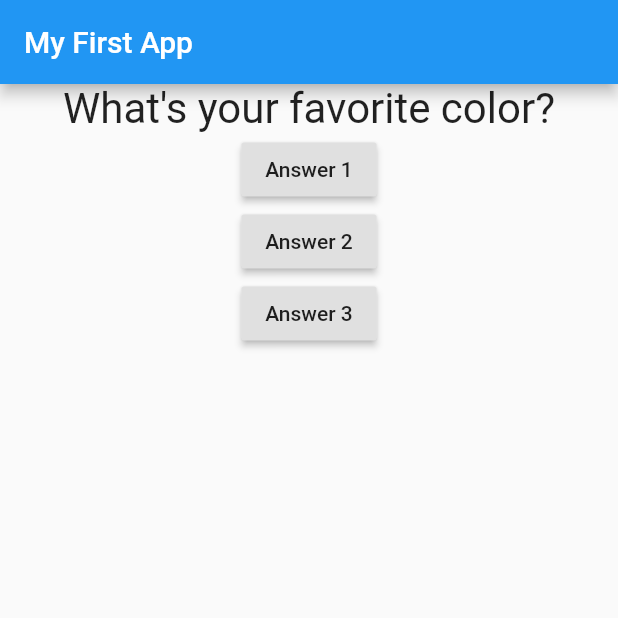
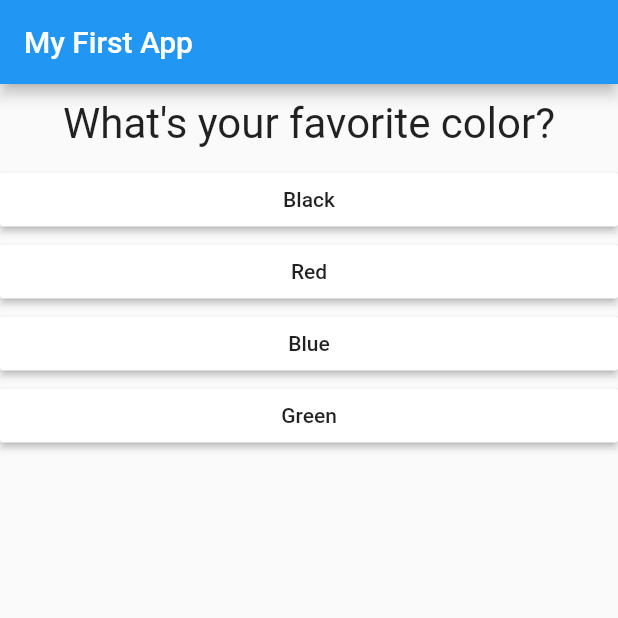
Before and after one commit to kotinos/quiz_app, a Flutter app: the screen it shows after launch, on a phone screen of 412 x 824 dp, the top half of it. Run offline on Flutter 3.47's test engine with Material 2 defaults, Android fonts, the phone set to English and light mode, and no system bars.

Commit message:
Added spread func.

```diff
--- /dev/null
+++ b/quiz_app/lib/answer.dart
@@ -0,0 +1,20 @@
+import 'package:flutter/material.dart';
+
+class Answer extends StatelessWidget {
+  final Function selectHandler;
+  final String answerText;
+
+  Answer(this.selectHandler, this.answerText);
+
+  @override
+  Widget build(BuildContext context) {
+    return Container(
+      width: double.infinity,
+      child: RaisedButton(
+              color: Colors.white,
+              child: Text(answerText),
+              onPressed: selectHandler,
+      ),
+    );
+  }
+}
--- a/quiz_app/lib/main.dart
+++ b/quiz_app/lib/main.dart
@@ -1,5 +1,6 @@
 import 'package:flutter/material.dart';
 import './question.dart';
+import './answer.dart';
 
 void main() => runApp(MyApp());
 
@@ -23,8 +24,18 @@ class _MyAppState extends State<MyApp> {
   @override
   Widget build(BuildContext context) {
     var questions = [
-      'What\'s your favorite color?',
-      'What\'s is your favorite animal?'
+      {
+        'questionText': 'What\'s your favorite color?',
+        'answers': ['Black', 'Red', 'Blue', 'Green'],
+      },
+      {
+        'questionText': 'What\'s your favorite animal?',
+        'answers': ['Dog', 'Cat', 'Snake', 'Lion'],
+      },
+      {
+        'questionText': 'What\'s your favorite shape?',
+        'answers': ['Square', 'Circle', 'Rectangle', 'Star'],
+      },
     ];
 
     return MaterialApp(
@@ -34,19 +45,11 @@ class _MyAppState extends State<MyApp> {
         ),
         body: Column(
           children: [
-            Question(questions[questionIndex]),
-            RaisedButton(
-              child: Text('Answer 1'),
-              onPressed: _answerQuestion,
-            ),
-            RaisedButton(
-              child: Text('Answer 2'),
-              onPressed: _answerQuestion,
-            ),
-            RaisedButton(
-              child: Text('Answer 3'),
-              onPressed: _answerQuestion,
-            ),
+            Question(questions[questionIndex]['questionText']),
+            ...(questions[questionIndex]['answers'] as List<String>)
+                .map((answer) {
+              return Answer(_answerQuestion, answer);
+            }).toList()
           ],
         ),
       ),
--- a/quiz_app/lib/question.dart
+++ b/quiz_app/lib/question.dart
@@ -9,6 +9,7 @@ class Question extends StatelessWidget {
   Widget build(BuildContext context) {
     return Container(
       width: double.infinity,
+      margin: EdgeInsets.all(10),
       child: Text(
           questionText,
           style: TextStyle(fontSize: 28),
```
Lines whose indentation alone changed are shown as unchanged.
